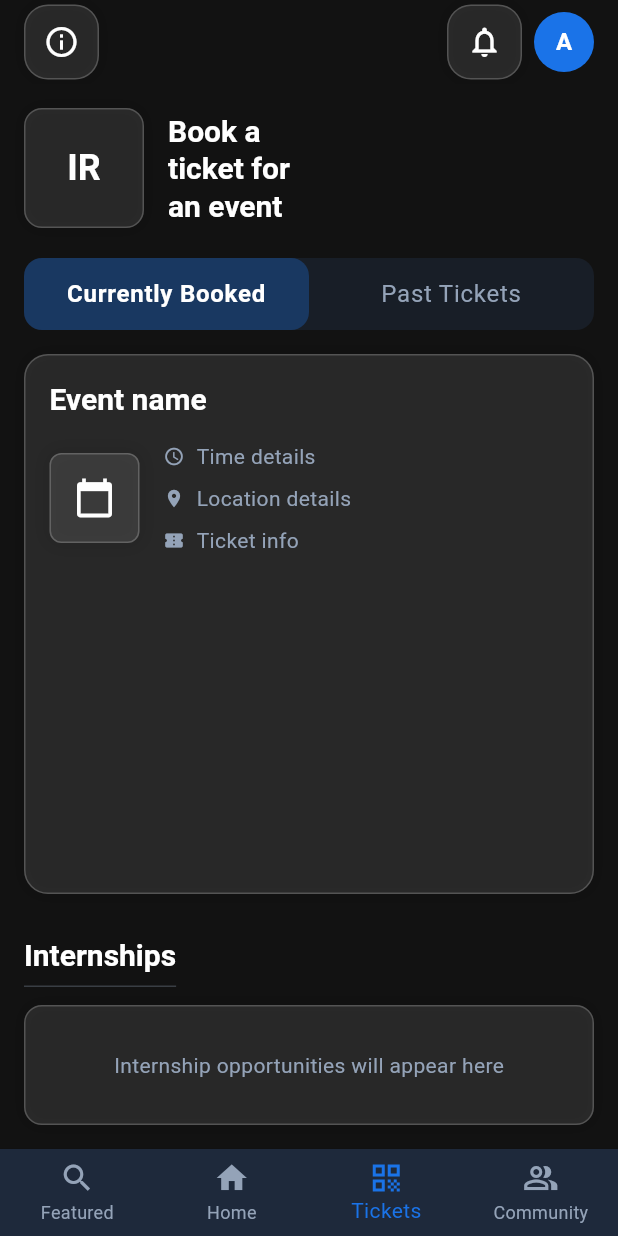
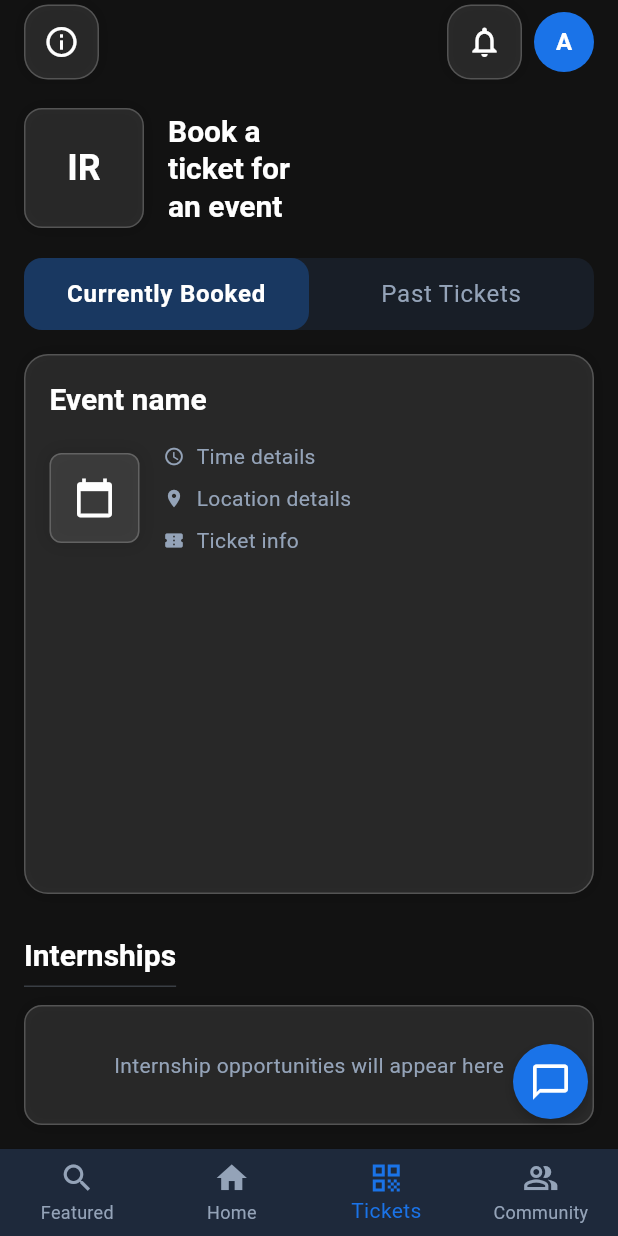
Before and after one commit to adwayaghor/ircell, a Flutter app: the screen it shows once a user with an empty profile is signed in, item 3 of the bottom bar chosen, on a phone screen of 412 x 824 dp. Run offline on Flutter 3.47's test engine with Material 3 defaults, Android fonts, the phone set to English and light mode, and no system bars; our stand-ins replace cloud_firestore, firebase_auth, firebase_core; accounts and stored records are empty; network calls fail.

Commit message:
chatbot added

```diff
--- a/lib/admin/event/eventform.dart
+++ b/lib/admin/event/eventform.dart
@@ -1,5 +1,4 @@
 import 'package:flutter/material.dart';
-
 import 'package:cloud_firestore/cloud_firestore.dart';
 
 class EventForm extends StatefulWidget {
--- /dev/null
+++ b/lib/screens/chatbot/chatbot_icon.dart
@@ -0,0 +1,43 @@
+import 'package:flutter/material.dart';
+import 'package:ircell/app_theme.dart';
+import 'package:ircell/screens/chatbot/chatbot_screen.dart';
+
+/// A circular chat icon that by default pushes ChatbotScreen.
+class ChatbotIcon extends StatelessWidget {
+  final VoidCallback? onPressed;
+
+  const ChatbotIcon({Key? key, this.onPressed}) : super(key: key);
+
+  @override
+  Widget build(BuildContext context) {
+    return GestureDetector(
+      onTap: onPressed ??
+          () {
+            Navigator.push(
+              context,
+              MaterialPageRoute(builder: (_) => const ChatbotScreen()),
+            );
+          },
+      child: Container(
+        width: 50,
+        height: 50,
+        decoration: BoxDecoration(
+          color: AppTheme.accentBlue,
+          shape: BoxShape.circle,
+          boxShadow: [
+            BoxShadow(
+              color: Colors.black.withOpacity(0.2),
+              blurRadius: 6,
+              offset: const Offset(0, 3),
+            ),
+          ],
+        ),
+        child: const Icon(
+          Icons.chat_bubble_outline,
+          color: Colors.white,
+          size: 28,
+        ),
+      ),
+    );
+  }
+}
--- a/lib/screens/page3.dart
+++ b/lib/screens/page3.dart
@@ -1,6 +1,7 @@
 import 'package:flutter/material.dart';
 import 'package:ircell/app_theme.dart';
 import 'package:ircell/screens/profile_page.dart';
+import 'package:ircell/screens/chatbot/chatbot_icon.dart';
 
 class Page3 extends StatefulWidget {
   const Page3({super.key});
@@ -32,8 +33,7 @@ class _Page3State extends State<Page3> {
                 onPressed: () {
                   showDialog(
                     context: context,
-                              builder:
-                                  (context) => AlertDialog(
+                    builder: (context) => AlertDialog(
                       title: const Text("Information"),
                       content: const Text(
                         "This is the International Relations Cell app.",
@@ -60,7 +60,7 @@ class _Page3State extends State<Page3> {
                 ),
                 const SizedBox(width: 8),
                 Material(
-                  color: Colors.transparent, // to keep your design intact
+                  color: Colors.transparent,
                   shape: const CircleBorder(),
                   child: InkWell(
                     customBorder: const CircleBorder(),
@@ -89,10 +89,10 @@ class _Page3State extends State<Page3> {
           ],
         ),
       ),
-
-
       backgroundColor: AppTheme.backgroundColor,
-      body: Container(
+      body: Stack(
+        children: [
+          Container(
             padding: const EdgeInsets.all(16.0),
             child: Column(
               crossAxisAlignment: CrossAxisAlignment.start,
@@ -118,6 +118,15 @@ class _Page3State extends State<Page3> {
                 _buildInternshipsSection(),
               ],
             ),
+          ),
+
+          // Chatbot icon positioned in the bottom right corner
+          Positioned(
+            bottom: 20,
+            right: 20,
+            child: ChatbotIcon(),
+          ),
+        ],
       ),
     );
   }
```
Also changed, not shown: lib/screens/chatbot/chatbot_screen.dart (added, +152 -0 lines), lib/screens/page1.dart (+7 -4 lines), lib/screens/page2.dart (+13 -6 lines), lib/screens/page4.dart (+13 -15 lines), assets/images/chatbot_bg.jpeg (added). Lines whose indentation alone changed are shown as unchanged.
